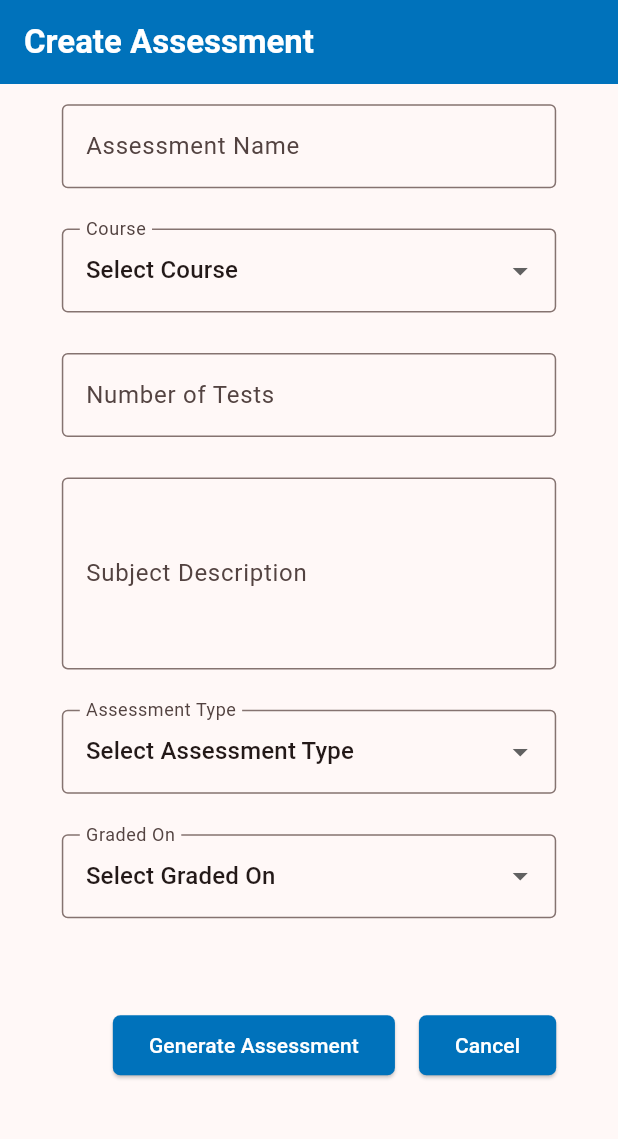
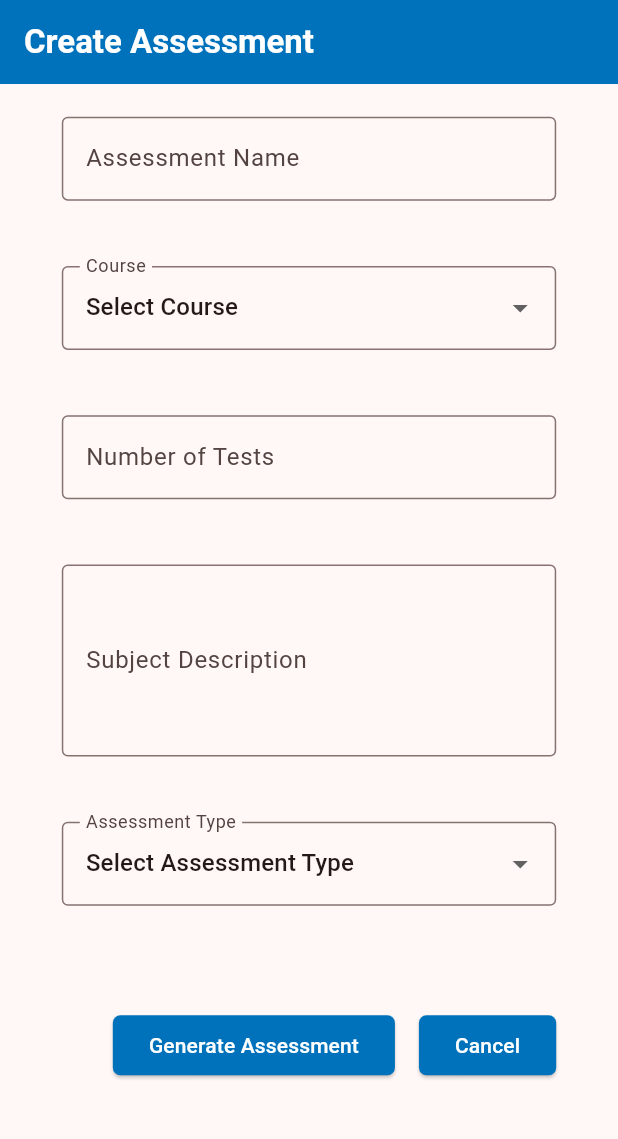
Before and after one commit to umgc/Summer2024, a Flutter app: the CreateBaseAssessmentView screen opened by its route, on a phone screen of 412 x 824 dp, the part 84-1223 px from its top. Run offline on Flutter 3.47's test engine with Material 3 defaults, Android fonts, the phone set to English and light mode, and no system bars.

Commit message:
[TeamC] rip out Grading basis offerings

```diff
--- a/Team-C/test_wizard/lib/models/temp.dart
+++ b/Team-C/test_wizard/lib/models/temp.dart
@@ -10,12 +10,6 @@ class TempModel {
           'Multiple Choice',
           'Essay'
         ];
-      case 'Graded On':
-        return [
-          'Select Graded On',
-          'Standards Based Grading',
-          'Points Based Grading'
-        ];
       default:
         throw ArgumentError.value(optionName);
     }
--- a/Team-C/test_wizard/lib/widgets/create_base_assessment_form.dart
+++ b/Team-C/test_wizard/lib/widgets/create_base_assessment_form.dart
@@ -21,7 +21,6 @@ class BaseAssessmentFormState extends State<CreateBaseAssessmentForm> {
   final TextEditingController courseNameController = TextEditingController();
   final TextEditingController assessmentTypeController =
       TextEditingController();
-  final TextEditingController gradingBasisController = TextEditingController();
   final TextEditingController numOfStudentsController = TextEditingController();
   final TextEditingController subjectDescriptionController =
       TextEditingController();
@@ -92,11 +91,6 @@ class BaseAssessmentFormState extends State<CreateBaseAssessmentForm> {
                         controller: assessmentTypeController,
                         dropdownTitle: 'Assessment Type',
                       ),
-                      // ** Grading Basis **
-                      DropdownSelect(
-                        controller: gradingBasisController,
-                        dropdownTitle: 'Graded On',
-                      )
                     ],
                   ),
                 ),
@@ -129,7 +123,7 @@ class BaseAssessmentFormState extends State<CreateBaseAssessmentForm> {
                                     Text(
                                         'Assessment: $assessmentName, Course: $course, Students: $numOfStudents, Subject: $subjectDescription'),
                                     Text(
-                                      'Grading Basis: ${gradingBasisController.text}, Assessment Type: ${assessmentTypeController.text}',
+                                      'Assessment Type: ${assessmentTypeController.text}',
                                     ),
                                   ],
                                 ),
```
Also changed, not shown: 3 other files.
